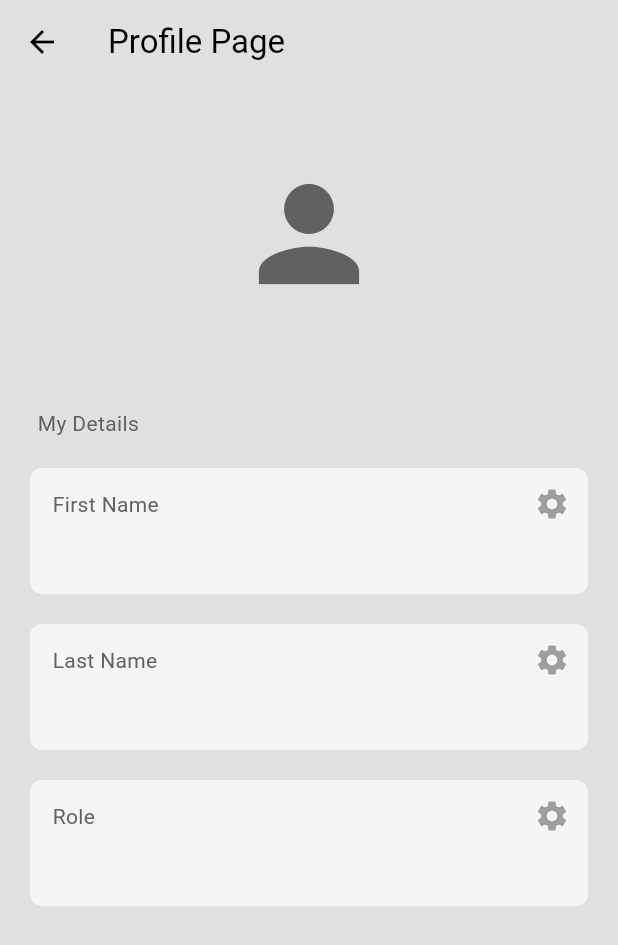
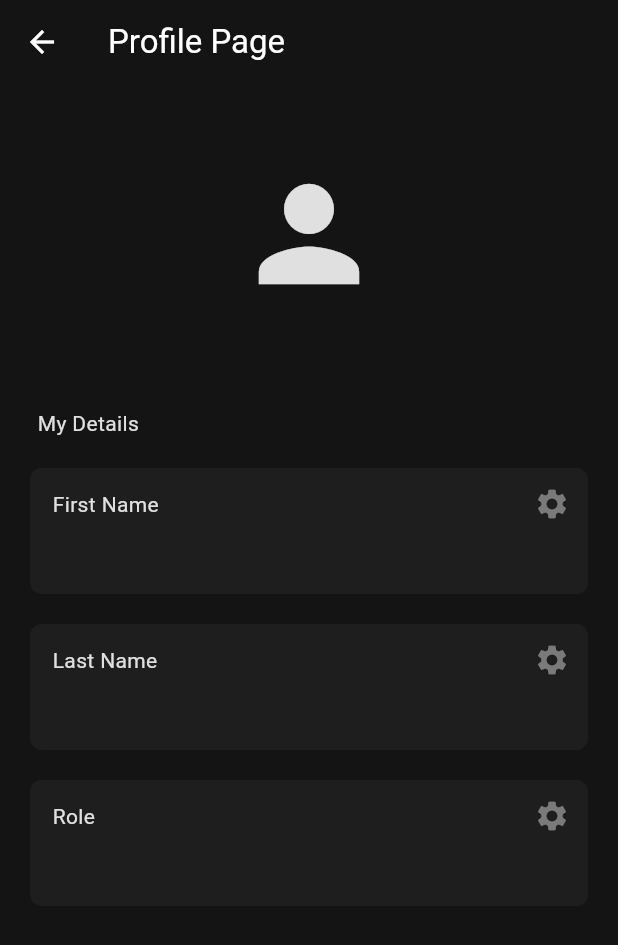
Before and after one commit to AdNorm4n/carentalapp, a Flutter app: the screen it shows once a user with an empty profile is signed in, in the side drawer, after a tap on "P R O F I L E", on a phone screen of 412 x 824 dp. Shown: the top 945 px of the screen. Run offline on Flutter 3.47's test engine with Material 3 defaults, Android fonts, the phone set to English and light mode, and no system bars; our stand-ins replace cloud_firestore, firebase_auth, firebase_core; accounts and stored records are empty; network calls fail.

Commit message:
Updated Sprint 1 & 2 UI

```diff
--- a/lib/components/buttons.dart
+++ b/lib/components/buttons.dart
@@ -20,7 +20,7 @@ class Buttons extends StatelessWidget {
         padding: const EdgeInsets.all(25),
         margin: const EdgeInsets.symmetric(horizontal: 25),
         decoration:
-        BoxDecoration(color: Theme.of(context).colorScheme.secondary,
+        BoxDecoration(color: Theme.of(context).colorScheme.tertiary,
         borderRadius: BorderRadius.circular(8),
         ),
         child: Center(
--- a/lib/components/drawer.dart
+++ b/lib/components/drawer.dart
@@ -1,5 +1,3 @@
-// SPRINT 1
-
 import 'package:carentalapp/components/drawer_tile.dart';
 import 'package:carentalapp/services/auth/auth_service.dart';
 import 'package:flutter/material.dart';
@@ -7,7 +5,7 @@ import 'package:carentalapp/pages/settings_page.dart';
 import 'package:carentalapp/pages/profile_page.dart';
 
 class ListDrawer extends StatelessWidget {
-  const ListDrawer({super.key});
+  const ListDrawer({Key? key});
 
   void logout() {
     final authService = AuthService();
@@ -23,13 +21,20 @@ class ListDrawer extends StatelessWidget {
           // app logo
           Padding(
             padding: const EdgeInsets.only(
-              top:100.0,
-              bottom: 50,
+              top: 60.0,
+              bottom: 10,
             ),
-            child: Icon(
-              Icons.lock_open_rounded,
-              size: 80,
-              color:Theme.of(context).colorScheme.inversePrimary,
+            child: Container(
+              height: 150,
+              width: 150,
+              decoration: BoxDecoration(
+                borderRadius: BorderRadius.circular(200),
+                color: Theme.of(context).colorScheme.background,
+              ),
+              child: Image.asset(
+                'lib/images/logo/gorent.png', // Corrected asset path
+                fit: BoxFit.fill,
+              ),
             ),
           ),
 
@@ -52,14 +57,14 @@ class ListDrawer extends StatelessWidget {
           DrawerTile(
             text: "P R O F I L E",
             icon: Icons.person,
-             onTap: () {
+            onTap: () {
               Navigator.pop(context);
               Navigator.push(
                 context,
                 MaterialPageRoute(
                   builder: (context) => ProfilePage(),
-                  )
-                );
+                ),
+              );
             },
           ),
 
@@ -73,8 +78,8 @@ class ListDrawer extends StatelessWidget {
                 context,
                 MaterialPageRoute(
                   builder: (context) => const SettingsPage(),
-                  )
-                );
+                ),
+              );
             },
           ),
 
@@ -91,9 +96,8 @@ class ListDrawer extends StatelessWidget {
           ),
 
           const SizedBox(height: 25),
-
         ],
-        ),
+      ),
     );
   }
 }
--- a/lib/components/role_dropdown.dart
+++ b/lib/components/role_dropdown.dart
@@ -13,7 +13,7 @@ class RoleDropdown extends StatelessWidget {
     return Container(
       width: 360, // Adjust the width as needed
       decoration: BoxDecoration(
-        border: Border.all(color: Theme.of(context).colorScheme.tertiary),
+        border: Border.all(color: Theme.of(context).colorScheme.inversePrimary),
         borderRadius: BorderRadius.circular(8.0),
       ),
       child: DropdownButtonFormField<String>(
@@ -27,11 +27,11 @@ class RoleDropdown extends StatelessWidget {
         decoration: InputDecoration(
           contentPadding: const EdgeInsets.symmetric(horizontal: 10.0), // Adjust horizontal padding
           enabledBorder: OutlineInputBorder(
-            borderSide: BorderSide(color: Theme.of(context).colorScheme.tertiary),
+            borderSide: BorderSide(color: Theme.of(context).colorScheme.inversePrimary),
             borderRadius: BorderRadius.circular(8.0),
           ),
           focusedBorder: OutlineInputBorder(
-            borderSide: BorderSide(color: Theme.of(context).colorScheme.tertiary),
+            borderSide: BorderSide(color: Theme.of(context).colorScheme.inversePrimary),
             borderRadius: BorderRadius.circular(8.0),
           ),
           hintText: 'Select Role',
--- a/lib/components/textfields.dart
+++ b/lib/components/textfields.dart
@@ -23,7 +23,7 @@ class Textfields extends StatelessWidget {
         obscureText: obscureText,
         decoration: InputDecoration(
           enabledBorder: OutlineInputBorder(
-            borderSide: BorderSide(color: Theme.of(context).colorScheme.tertiary),
+            borderSide: BorderSide(color: Theme.of(context).colorScheme.inversePrimary),
           ),
           focusedBorder: OutlineInputBorder(
             borderSide: BorderSide(color: Theme.of(context).colorScheme.primary),
--- a/lib/pages/login_page.dart
+++ b/lib/pages/login_page.dart
@@ -75,85 +75,58 @@ class _LoginPageState extends State<LoginPage> {
             child: Column(
               mainAxisAlignment: MainAxisAlignment.center,
               children: [
-                const SizedBox(height: 50),
-
-                // logo
-                Icon(
-                  Icons.lock_open_rounded,
-                  size: 80,
-                  color: Theme.of(context).colorScheme.inversePrimary,
-                ),
-
-                const SizedBox(height: 50),
-
-                // message, app slogan
-                Text(
-                  "Welcome to GoRent",
-                  style: TextStyle(
-                    fontSize: 16,
-                    color: Theme.of(context).colorScheme.inversePrimary,
+                const SizedBox(height: 20),
+                Container(
+                  height: 200,
+                  width: 200,
+                  decoration: BoxDecoration(
+                    borderRadius: BorderRadius.circular(200),
+                    color: Theme.of(context).colorScheme.background,
+                  ),
+                  child: Image.asset(
+                    'lib/images/logo/gorent.png',
+                    fit: BoxFit.fill,
                   ),
                 ),
 
                 const SizedBox(height: 25),
 
-                // email textfield
                 Textfields(
                   controller: emailController,
                   hintText: "Email",
                   obscureText: false,
                 ),
-
                 const SizedBox(height: 10),
-
-                // password textfield
                 Textfields(
                   controller: passwordController,
                   hintText: "Password",
                   obscureText: true,
                 ),
-
                 const SizedBox(height: 10),
-
                 Padding(
                   padding: const EdgeInsets.symmetric(horizontal: 25.0),
                   child: Row(
                     mainAxisAlignment: MainAxisAlignment.end,
                     children: [
                       GestureDetector(
-                        onTap: () {
-                          Navigator.push(
-                            context,
-                            MaterialPageRoute(
-                              builder: (context) {
-                              return ForgotPasswordPage();
-                            },
-                          ),
-                         );
-                        },
+                        onTap: forgotPw,
                         child: Text(
                           'Forgot Password',
                           style: TextStyle(
-                          color: Theme.of(context).colorScheme.inversePrimary,
-                          fontWeight: FontWeight.bold,
+                            color: Theme.of(context).colorScheme.tertiary,
+                            fontWeight: FontWeight.bold,
+                          ),
                         ),
-                                             ),
                       ),
                     ],
                   ),
                 ),
-
                 const SizedBox(height: 10),
-
-                // sign in button
                 Buttons(
                   text: "Login",
                   onTap: login,
                 ),
-
                 const SizedBox(height: 10),
-
-                // don't have an account? sign up here.
                 Row(
                   mainAxisAlignment: MainAxisAlignment.center,
                   children: [
@@ -169,7 +142,7 @@ class _LoginPageState extends State<LoginPage> {
                       child: Text(
                         "Sign Up here",
                         style: TextStyle(
-                          color: Theme.of(context).colorScheme.inversePrimary,
+                          color: Theme.of(context).colorScheme.tertiary,
                           fontWeight: FontWeight.bold,
                         ),
                       ),
--- a/lib/pages/profile_page.dart
+++ b/lib/pages/profile_page.dart
@@ -50,7 +50,7 @@ class _ProfilePageState extends State<ProfilePage> {
               onPressed: () {
                 Navigator.of(context).pop();
               },
-              child: Text('Cancel'),
+              child: const Text('Cancel'),
             ),
             TextButton(
               onPressed: () async {
@@ -60,7 +60,7 @@ class _ProfilePageState extends State<ProfilePage> {
                 }
                 Navigator.of(context).pop();
               },
-              child: Text('Save'),
+              child: const Text('Save'),
             ),
           ],
         );
--- a/lib/pages/settings_page.dart
+++ b/lib/pages/settings_page.dart
@@ -28,9 +28,9 @@ class SettingsPage extends StatelessWidget {
           child: Row(
             mainAxisAlignment: MainAxisAlignment.spaceBetween,
             children: [
-              // dark mode
+              // light mode
               Text(
-                "Dark Mode",
+                "Light Mode",
                  style: TextStyle(
                   fontWeight: FontWeight.bold,
                   color: Theme.of(context).colorScheme.inversePrimary,
@@ -40,7 +40,7 @@ class SettingsPage extends StatelessWidget {
               // switch
               CupertinoSwitch(
                 value: Provider.of<ThemeProvider>(context, listen: false)
-                .isDarkMode,
+                .isLightMode,
                 onChanged: (value) => Provider.of<ThemeProvider>(context, listen: false)
                 .toggleTheme(),
                 ),
--- a/lib/pages/signup_page.dart
+++ b/lib/pages/signup_page.dart
@@ -140,7 +140,6 @@ class _SignPageState extends State<SignPage> {
             child: Column(
               mainAxisAlignment: MainAxisAlignment.center,
               children: [
-                const SizedBox(height: 25),
 
                 // Message, app slogan
                 Text(
@@ -208,7 +207,7 @@ class _SignPageState extends State<SignPage> {
                   },
                 ),
 
-                const SizedBox(height: 10),
+                const SizedBox(height: 20),
 
                 // Sign up button
                 Buttons(
@@ -234,7 +233,7 @@ class _SignPageState extends State<SignPage> {
                       child: Text(
                         "Login now",
                         style: TextStyle(
-                          color: Theme.of(context).colorScheme.inversePrimary,
+                          color: Theme.of(context).colorScheme.tertiary,
                           fontWeight: FontWeight.bold,
                         ),
                       ),
--- a/lib/themes/dark_mode.dart
+++ b/lib/themes/dark_mode.dart
@@ -5,7 +5,7 @@ ThemeData darkMode = ThemeData(
     background: const Color.fromARGB(255, 20, 20, 20),
     primary: const Color.fromARGB(255, 122, 122, 122),
     secondary: const Color.fromARGB(255, 30, 30, 30),
-    tertiary: const Color.fromARGB(255, 47, 47, 47),
+    tertiary: Color.fromARGB(255, 72, 122, 203),
     inversePrimary: Colors.grey.shade300,
   ),
 );
--- a/lib/themes/theme_provider.dart
+++ b/lib/themes/theme_provider.dart
@@ -3,11 +3,11 @@ import 'package:carentalapp/themes/light_mode.dart';
 import 'package:carentalapp/themes/dark_mode.dart';
 
 class ThemeProvider with ChangeNotifier {
-  ThemeData _themeData = lightMode;
+  ThemeData _themeData = darkMode;
 
   ThemeData get themeData => _themeData;
 
-  bool get isDarkMode => _themeData == darkMode;
+  bool get isLightMode => _themeData == lightMode;
 
   set themeData(ThemeData themeData) {
     _themeData = themeData;
@@ -15,10 +15,10 @@ class ThemeProvider with ChangeNotifier {
   }
 
   void toggleTheme() {
-    if (_themeData == lightMode) {
+    if (_themeData == darkMode) {
+      themeData = lightMode;
+    } else {
       themeData = darkMode;
-    } else {
-      themeData = lightMode;
       }
     }
   }
--- a/pubspec.yaml
+++ b/pubspec.yaml
@@ -69,6 +69,7 @@ flutter:
    - lib/images/economy/
    - lib/images/sports/
    - lib/images/luxury/
+   - lib/images/logo/
 
   # An image asset can refer to one or more resolution-specific "variants", see
   # https://flutter.dev/assets-and-images/#resolution-aware
```
Also changed, not shown: lib/images/logo/gorent.png (added).
